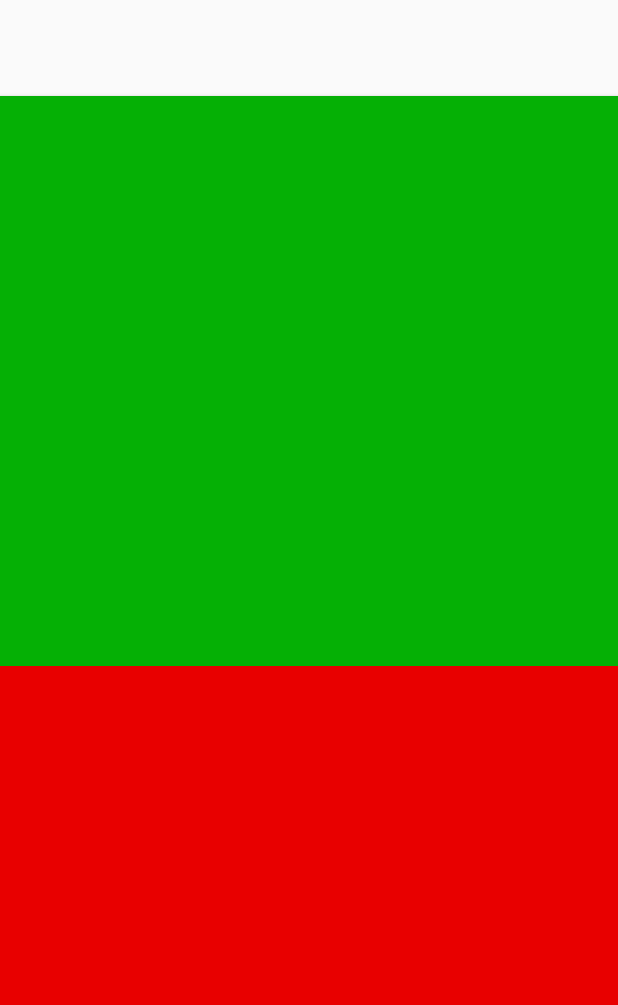
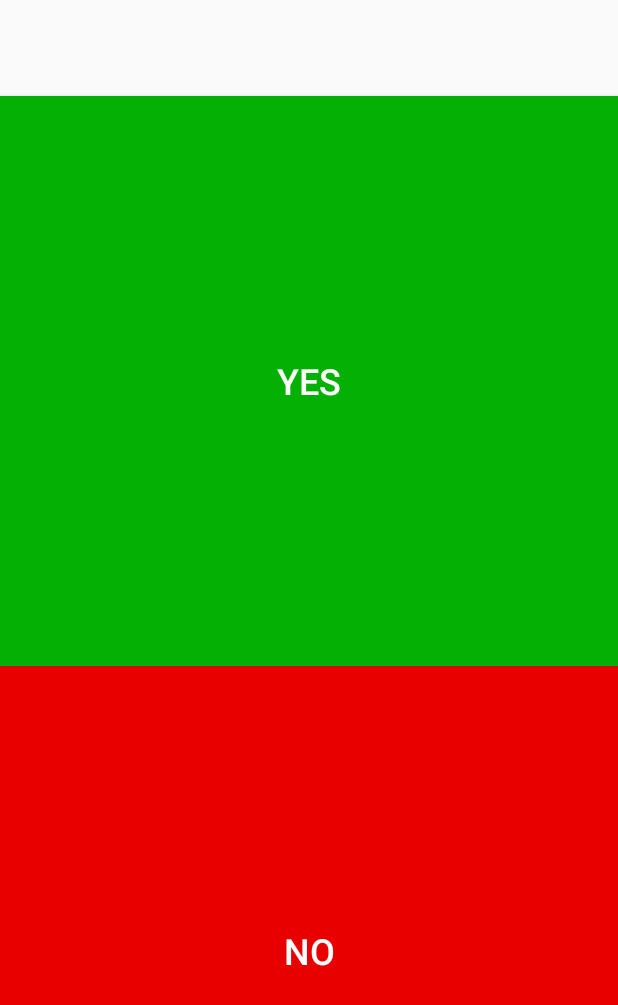
Before and after one commit to SafetyMarcus/ParkTimeAndroi, an Android app: the ParkingAvailabilityActivity screen opened directly, with no data from a screen before it, on a phone screen of 412 x 824 dp. Shown: the top 1005 px of the screen. Run offline under Robolectric (Android 15) with nearby library versions, the phone set to English and light mode, and no system bars; 1 statement that could not run was skipped.

```diff
--- a/app/src/main/AndroidManifest.xml
+++ b/app/src/main/AndroidManifest.xml
@@ -35,6 +35,8 @@
             </intent-filter>
         </activity>
         <activity android:name=".ParkingAvailabilityActivity"/>
+        <activity android:name=".ParkingAvailableActivity"/>
+        <activity android:name=".ParkingUnavailableActivity"/>
     </application>
 
 </manifest>
--- a/app/src/main/java/au/com/parktime/ParkingAvailabilityActivity.java
+++ b/app/src/main/java/au/com/parktime/ParkingAvailabilityActivity.java
@@ -1,7 +1,11 @@
 package au.com.parktime;
 
+import android.app.ActivityOptions;
+import android.content.Intent;
 import android.os.Bundle;
 import android.support.v4.app.FragmentActivity;
+import android.view.View;
+import android.widget.Button;
 import android.widget.TextView;
 
 /**
@@ -10,6 +14,8 @@ import android.widget.TextView;
 public class ParkingAvailabilityActivity extends FragmentActivity
 {
 	public static final String LOCATION = "location";
+	private Button parkingAvailable;
+	private Button parkingUnavailable;
 
 	@Override
 	protected void onCreate(Bundle savedInstanceState)
@@ -19,5 +25,34 @@ public class ParkingAvailabilityActivity extends FragmentActivity
 		setContentView(R.layout.parking_availability_activity);
 		String location = getIntent().getExtras().getString(LOCATION);
 		((TextView) findViewById(R.id.location)).setText(location);
+
+		parkingAvailable = (Button) findViewById(R.id.parking_available);
+		parkingAvailable.setOnClickListener(new ParkingAvailableListener());
+		parkingUnavailable = (Button) findViewById(R.id.parking_unavailable);
+		parkingUnavailable.setOnClickListener(new ParkingUnavailableListener());
+	}
+
+	public class ParkingAvailableListener implements View.OnClickListener
+	{
+		@Override
+		public void onClick(View v)
+		{
+			Bundle options = ActivityOptions.makeSceneTransitionAnimation(ParkingAvailabilityActivity.this, parkingAvailable,
+					getString(R.string.parking_available_transition)).toBundle();
+			Intent intent = new Intent(ParkingAvailabilityActivity.this, ParkingAvailableActivity.class);
+			startActivity(intent, options);
+		}
+	}
+
+	public class ParkingUnavailableListener implements View.OnClickListener
+	{
+		@Override
+		public void onClick(View v)
+		{
+			Bundle options = ActivityOptions.makeSceneTransitionAnimation(ParkingAvailabilityActivity.this, parkingUnavailable,
+					getString(R.string.parking_unavailable_transition)).toBundle();
+			Intent intent = new Intent(ParkingAvailabilityActivity.this, ParkingUnavailableActivity.class);
+			startActivity(intent, options);
+		}
 	}
 }
--- a/app/src/main/res/anim/slide_in_left.xml
+++ /dev/null
@@ -1,6 +0,0 @@
-<?xml version="1.0" encoding="utf-8"?>
-<set xmlns:android="http://schemas.android.com/apk/res/android"
-     android:shareInterpolator="false" >
-    <translate android:duration="300" android:fromXDelta="-100%" android:toXDelta="0%"/>
-    <alpha android:duration="300" android:fromAlpha="0.0" android:toAlpha="1.0" />
-</set>
--- a/app/src/main/res/anim/slide_in_right.xml
+++ /dev/null
@@ -1,6 +0,0 @@
-<?xml version="1.0" encoding="utf-8"?>
-<set xmlns:android="http://schemas.android.com/apk/res/android"
-     android:shareInterpolator="false" >
-    <translate android:duration="300" android:fromXDelta="100%" android:toXDelta="0%" />
-    <alpha android:duration="300" android:fromAlpha="0.0" android:toAlpha="1.0" />
-</set>
--- a/app/src/main/res/anim/slide_out_left.xml
+++ /dev/null
@@ -1,6 +0,0 @@
-<?xml version="1.0" encoding="utf-8"?>
-<set xmlns:android="http://schemas.android.com/apk/res/android"
-     android:shareInterpolator="false" >
-    <translate android:duration="300" android:fromXDelta="0%" android:toXDelta="-100%"/>
-    <alpha android:duration="300" android:fromAlpha="1.0" android:toAlpha="0.0" />
-</set>
--- a/app/src/main/res/anim/slide_out_right.xml
+++ /dev/null
@@ -1,6 +0,0 @@
-<?xml version="1.0" encoding="utf-8"?>
-<set xmlns:android="http://schemas.android.com/apk/res/android"
-     android:shareInterpolator="false" >
-    <translate android:duration="300" android:fromXDelta="0%" android:toXDelta="100%"/>
-    <alpha android:duration="300" android:fromAlpha="1.0" android:toAlpha="0.0" />
-</set>
--- a/app/src/main/res/drawable-v21/green_selector.xml
+++ b/app/src/main/res/drawable-v21/green_selector.xml
@@ -1,5 +1,5 @@
 <?xml version="1.0" encoding="utf-8"?>
 <ripple xmlns:android="http://schemas.android.com/apk/res/android"
-    android:color="@color/accent">
+    android:color="@color/green_accent">
     <item android:drawable="@color/green"/>
 </ripple>
--- a/app/src/main/res/drawable-v21/red_selector.xml
+++ b/app/src/main/res/drawable-v21/red_selector.xml
@@ -1,5 +1,5 @@
 <?xml version="1.0" encoding="utf-8"?>
 <ripple xmlns:android="http://schemas.android.com/apk/res/android"
-    android:color="@color/accent">
+    android:color="@color/red_accent">
     <item android:drawable="@color/red"/>
 </ripple>
--- a/app/src/main/res/drawable/green_selector.xml
+++ b/app/src/main/res/drawable/green_selector.xml
@@ -1,5 +1,5 @@
 <?xml version="1.0" encoding="utf-8"?>
 <selector xmlns:android="http://schemas.android.com/apk/res/android">
     <item android:state_selected="false" android:drawable="@color/green"/>
-    <item android:state_selected="true" android:drawable="@color/accent"/>
+    <item android:state_selected="true" android:drawable="@color/green_accent"/>
 </selector>
--- a/app/src/main/res/drawable/red_selector.xml
+++ b/app/src/main/res/drawable/red_selector.xml
@@ -1,5 +1,5 @@
 <?xml version="1.0" encoding="utf-8"?>
 <selector xmlns:android="http://schemas.android.com/apk/res/android">
     <item android:state_selected="false" android:drawable="@color/red"/>
-    <item android:state_selected="true" android:drawable="@color/accent"/>
+    <item android:state_selected="true" android:drawable="@color/red_accent"/>
 </selector>
--- a/app/src/main/res/layout/parking_availability_activity.xml
+++ b/app/src/main/res/layout/parking_availability_activity.xml
@@ -15,15 +15,24 @@
         android:gravity="center"/>
 
     <Button
+        android:id="@+id/parking_available"
         android:layout_width="match_parent"
         android:layout_height="0dp"
         android:layout_weight="1"
+        android:transitionName="@string/parking_available_transition"
+        android:text="Yes"
+        android:textColor="@android:color/white"
+        android:textSize="24sp"
         android:background="@drawable/green_selector"/>
 
     <Button
+        android:id="@+id/parking_unavailable"
         android:layout_width="match_parent"
         android:layout_height="0dp"
         android:layout_weight="1"
+        android:transitionName="@string/parking_unavailable_transition"
+        android:text="No"
+        android:textColor="@android:color/white"
+        android:textSize="24sp"
         android:background="@drawable/red_selector"/>
-
 </LinearLayout>
--- a/app/src/main/res/values/colours.xml
+++ b/app/src/main/res/values/colours.xml
@@ -1,6 +1,8 @@
 <?xml version="1.0" encoding="utf-8"?>
 <resources>
     <color name="red">#E80000</color>
+    <color name="red_accent">#BF0000</color>
     <color name="green">#05B005</color>
+    <color name="green_accent">#047504</color>
     <color name="accent">#B5B5B5</color>
 </resources>
--- a/app/src/main/res/values/untranslatable_strings.xml
+++ b/app/src/main/res/values/untranslatable_strings.xml
@@ -13,4 +13,6 @@ https://console.developers.google.com/flows/enableapi?apiid=maps_android_backend
     <string name="google_api_key" translatable="false" templateMergeStrategy="preserve">AIzaSyDgDY_z1c0VFLD8PQ8TRcHfMO382yCDjms</string>
 
     <string name="location_transition" translatable="false" templateMergeStrategy="preserve">location</string>
+    <string name="parking_available_transition">parking_available</string>
+    <string name="parking_unavailable_transition">parking_unavailable</string>
 </resources>
```
Also changed, not shown: app/src/main/java/au/com/parktime/ParkingAvailableActivity.java (added, +17 -0 lines), app/src/main/java/au/com/parktime/ParkingUnavailableActivity.java (added, +17 -0 lines), app/src/main/res/layout/parking_available_activity.xml (added, +11 -0 lines), app/src/main/res/layout/parking_unavailable_activity.xml (added, +11 -0 lines).
